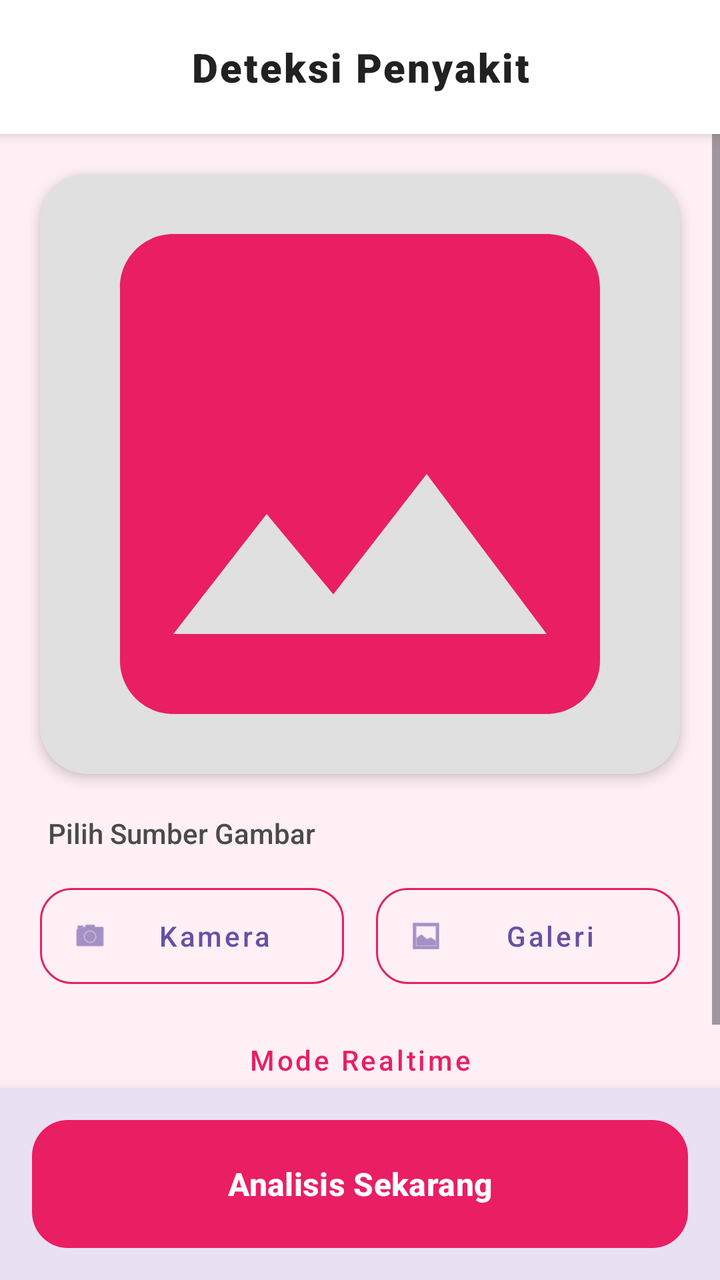
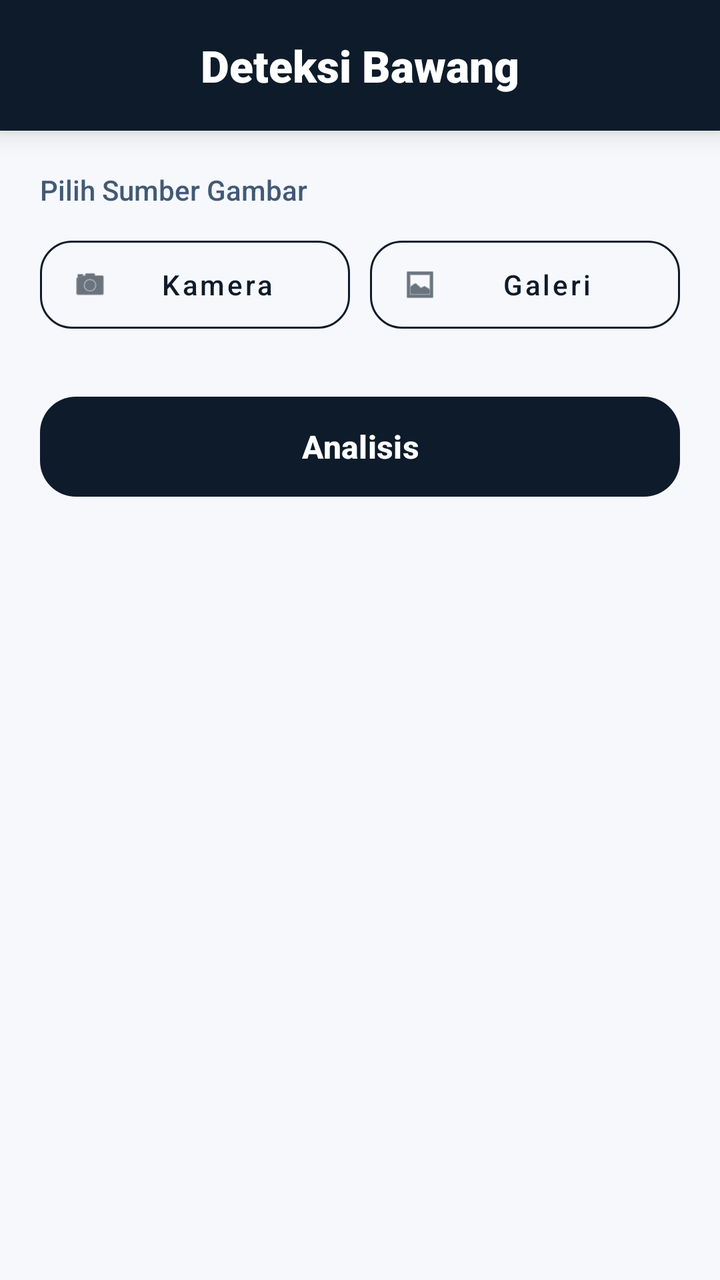

Compare the two renders of this Android layout. The source of the first and the diff that turns it into the second are given below.
<!-- AndroidManifest.xml: application theme Theme.DeteksiBawang -->
<!-- res/layout/fragment_home.xml -->
<?xml version="1.0" encoding="utf-8"?>
<LinearLayout
    xmlns:android="http://schemas.android.com/apk/res/android"
    xmlns:app="http://schemas.android.com/apk/res-auto"
    android:layout_width="match_parent"
    android:layout_height="match_parent"
    android:orientation="vertical"
    android:background="#FFF0F5"> <TextView
    android:layout_width="match_parent"
    android:layout_height="wrap_content"
    android:text="Deteksi Penyakit"
    android:textSize="20sp"
    android:fontFamily="sans-serif-black"
    android:letterSpacing="0.05"
    android:gravity="center"
    android:padding="20dp"
    android:background="#FFFFFF"
    android:elevation="4dp"
    android:textColor="#212121"/>

    <ScrollView
        android:layout_width="match_parent"
        android:layout_height="0dp"
        android:layout_weight="1">

        <LinearLayout
            android:layout_width="match_parent"
            android:layout_height="wrap_content"
            android:orientation="vertical"
            android:paddingBottom="24dp">

            <com.google.android.material.card.MaterialCardView
                android:layout_width="match_parent"
                android:layout_height="300dp"
                android:layout_margin="20dp"
                app:cardCornerRadius="24dp"
                app:cardElevation="4dp"
                app:strokeWidth="0dp">

                <FrameLayout
                    android:layout_width="match_parent"
                    android:layout_height="match_parent"
                    android:background="#E0E0E0">

                    <androidx.camera.view.PreviewView
                        android:id="@+id/cameraPreview"
                        android:layout_width="match_parent"
                        android:layout_height="match_parent"
                        android:visibility="gone"/>

                    <ImageView
                        android:id="@+id/imgPreview"
                        android:layout_width="match_parent"
                        android:layout_height="match_parent"
                        android:scaleType="centerCrop"
                        android:src="@drawable/preview_image"/>
                </FrameLayout>
            </com.google.android.material.card.MaterialCardView>

            <TextView
                android:layout_width="wrap_content"
                android:layout_height="wrap_content"
                android:text="Pilih Sumber Gambar"
                android:layout_marginStart="24dp"
                android:layout_marginBottom="12dp"
                android:textSize="14sp"
                android:textColor="#4A4A4A"
                android:fontFamily="sans-serif-medium"/>

            <LinearLayout
                android:layout_width="match_parent"
                android:layout_height="wrap_content"
                android:orientation="horizontal"
                android:paddingHorizontal="20dp">

                <com.google.android.material.button.MaterialButton
                    android:id="@+id/btnCamera"
                    style="@style/Widget.MaterialComponents.Button.OutlinedButton"
                    android:layout_width="0dp"
                    android:layout_height="60dp"
                    android:layout_weight="1"
                    android:text="Kamera"
                    android:textAllCaps="false"
                    android:layout_marginEnd="8dp"
                    app:cornerRadius="16dp"
                    app:strokeColor="#E91E63"
                    app:rippleColor="#1AE91E63"
                    app:icon="@android:drawable/ic_menu_camera"/>

                <com.google.android.material.button.MaterialButton
                    android:id="@+id/btnGallery"
                    style="@style/Widget.MaterialComponents.Button.OutlinedButton"
                    android:layout_width="0dp"
                    android:layout_height="60dp"
                    android:layout_weight="1"
                    android:text="Galeri"
                    android:textAllCaps="false"
                    android:layout_marginStart="8dp"
                    app:cornerRadius="16dp"
                    app:strokeColor="#E91E63"
                    app:icon="@android:drawable/ic_menu_gallery"/>
            </LinearLayout>

            <com.google.android.material.button.MaterialButton
                android:id="@+id/btnRealtime"
                style="@style/Widget.MaterialComponents.Button.TextButton"
                android:layout_width="match_parent"
                android:layout_height="wrap_content"
                android:text="Mode Realtime"
                android:textAllCaps="false"
                android:textColor="#E91E63"
                android:layout_marginHorizontal="20dp"
                android:layout_marginTop="8dp"
                app:cornerRadius="16dp"/>

        </LinearLayout>
    </ScrollView>

    <com.google.android.material.card.MaterialCardView
        android:layout_width="match_parent"
        android:layout_height="wrap_content"
        app:cardElevation="12dp"
        app:strokeWidth="0dp"
        app:cardCornerRadius="0dp">

        <com.google.android.material.button.MaterialButton
            android:id="@+id/btnAnalisis"
            android:layout_width="match_parent"
            android:layout_height="64dp"
            android:text="Analisis Sekarang"
            android:fontFamily="sans-serif-medium"
            android:textAllCaps="false"
            android:textSize="16sp"
            android:textStyle="bold"
            android:layout_margin="16dp"
            app:cornerRadius="18dp"
            app:backgroundTint="#E91E63"

            android:insetTop="0dp"
            android:insetBottom="0dp"/>
    </com.google.android.material.card.MaterialCardView>

</LinearLayout>
<!-- resources referenced by this layout -->
<resources>
  <!-- drawable preview_image (drawable) -->
  <vector xmlns:android="http://schemas.android.com/apk/res/android" android:height="24dp" android:tint="#E91E63" android:viewportHeight="24" android:viewportWidth="24" android:width="24dp">
        
      <path android:fillColor="@android:color/white" android:pathData="M21,19V5c0,-1.1 -0.9,-2 -2,-2H5c-1.1,0 -2,0.9 -2,2v14c0,1.1 0.9,2 2,2h14c1.1,0 2,-0.9 2,-2zM8.5,13.5l2.5,3.01L14.5,12l4.5,6H5l3.5,-4.5z"/>
      
  </vector>
  <style name="Theme.DeteksiBawang" parent="Base.Theme.DeteksiBawang" />
  <style name="Base.Theme.DeteksiBawang" parent="Theme.Material3.DayNight.NoActionBar">
          
          
      </style>
</resources>

<!-- the commit's change to res/layout/fragment_home.xml (unified diff, before → after) -->
@@ -5,139 +5,113 @@
     android:layout_width="match_parent"
     android:layout_height="match_parent"
     android:orientation="vertical"
-    android:background="#FFF0F5"> <TextView
-    android:layout_width="match_parent"
-    android:layout_height="wrap_content"
-    android:text="Deteksi Penyakit"
-    android:textSize="20sp"
-    android:fontFamily="sans-serif-black"
-    android:letterSpacing="0.05"
-    android:gravity="center"
-    android:padding="20dp"
-    android:background="#FFFFFF"
-    android:elevation="4dp"
-    android:textColor="#212121"/>
+    android:background="#F6F8FC">
 
+    
+    <TextView
+        android:layout_width="match_parent"
+        android:layout_height="wrap_content"
+        android:text="Deteksi Bawang"
+        android:textSize="22sp"
+        android:fontFamily="sans-serif-black"
+        android:gravity="center"
+        android:padding="18dp"
+        android:background="#0D1B2A"
+        android:textColor="#FFFFFF"
+        android:elevation="8dp"/>
+
+    
     <ScrollView
         android:layout_width="match_parent"
-        android:layout_height="0dp"
-        android:layout_weight="1">
+        android:layout_height="match_parent"
+        android:overScrollMode="never">
 
         <LinearLayout
             android:layout_width="match_parent"
             android:layout_height="wrap_content"
             android:orientation="vertical"
-            android:paddingBottom="24dp">
+            android:padding="20dp">
 
-            <com.google.android.material.card.MaterialCardView
-                android:layout_width="match_parent"
-                android:layout_height="300dp"
-                android:layout_margin="20dp"
-                app:cardCornerRadius="24dp"
-                app:cardElevation="4dp"
-                app:strokeWidth="0dp">
-
-                <FrameLayout
-                    android:layout_width="match_parent"
-                    android:layout_height="match_parent"
-                    android:background="#E0E0E0">
-
-                    <androidx.camera.view.PreviewView
-                        android:id="@+id/cameraPreview"
-                        android:layout_width="match_parent"
-                        android:layout_height="match_parent"
-                        android:visibility="gone"/>
-
-                    <ImageView
-                        android:id="@+id/imgPreview"
-                        android:layout_width="match_parent"
-                        android:layout_height="match_parent"
-                        android:scaleType="centerCrop"
-                        android:src="@drawable/preview_image"/>
-                </FrameLayout>
-            </com.google.android.material.card.MaterialCardView>
-
+            
             <TextView
                 android:layout_width="wrap_content"
                 android:layout_height="wrap_content"
                 android:text="Pilih Sumber Gambar"
-                android:layout_marginStart="24dp"
-                android:layout_marginBottom="12dp"
                 android:textSize="14sp"
-                android:textColor="#4A4A4A"
-                android:fontFamily="sans-serif-medium"/>
+                android:textColor="#415A77"
+                android:fontFamily="sans-serif-medium"
+                android:layout_marginBottom="10dp"/>
 
+            
             <LinearLayout
                 android:layout_width="match_parent"
                 android:layout_height="wrap_content"
-                android:orientation="horizontal"
-                android:paddingHorizontal="20dp">
+                android:orientation="horizontal">
 
                 <com.google.android.material.button.MaterialButton
                     android:id="@+id/btnCamera"
                     style="@style/Widget.MaterialComponents.Button.OutlinedButton"
                     android:layout_width="0dp"
-                    android:layout_height="60dp"
+                    android:layout_height="56dp"
                     android:layout_weight="1"
                     android:text="Kamera"
                     android:textAllCaps="false"
-                    android:layout_marginEnd="8dp"
                     app:cornerRadius="16dp"
-                    app:strokeColor="#E91E63"
-                    app:rippleColor="#1AE91E63"
-                    app:icon="@android:drawable/ic_menu_camera"/>
+                    app:strokeColor="#0D1B2A"
+                    app:icon="@android:drawable/ic_menu_camera"
+                    app:iconTint="#0D1B2A"
+                    android:textColor="#0D1B2A"/>
 
                 <com.google.android.material.button.MaterialButton
                     android:id="@+id/btnGallery"
                     style="@style/Widget.MaterialComponents.Button.OutlinedButton"
                     android:layout_width="0dp"
-                    android:layout_height="60dp"
+                    android:layout_height="56dp"
                     android:layout_weight="1"
+                    android:layout_marginStart="10dp"
                     android:text="Galeri"
                     android:textAllCaps="false"
-                    android:layout_marginStart="8dp"
                     app:cornerRadius="16dp"
-                    app:strokeColor="#E91E63"
-                    app:icon="@android:drawable/ic_menu_gallery"/>
+                    app:strokeColor="#0D1B2A"
+                    app:icon="@android:drawable/ic_menu_gallery"
+                    app:iconTint="#0D1B2A"
+                    android:textColor="#0D1B2A"/>
             </LinearLayout>
 
+            
+            <com.google.android.material.card.MaterialCardView
+                android:id="@+id/cardPreview"
+                android:layout_width="match_parent"
+                android:layout_height="300dp"
+                android:layout_marginTop="20dp"
+                android:visibility="gone"
+                app:cardCornerRadius="24dp"
+                app:cardElevation="6dp"
+                app:strokeWidth="2dp"
+                app:strokeColor="#1B263B">
+
+                <ImageView
+                    android:id="@+id/imgPreview"
+                    android:layout_width="match_parent"
+                    android:layout_height="match_parent"
+                    android:scaleType="centerCrop"/>
+            </com.google.android.material.card.MaterialCardView>
+
+
             <com.google.android.material.button.MaterialButton
-                android:id="@+id/btnRealtime"
-                style="@style/Widget.MaterialComponents.Button.TextButton"
+                android:id="@+id/btnAnalisis"
                 android:layout_width="match_parent"
-                android:layout_height="wrap_content"
-                android:text="Mode Realtime"
+                android:layout_height="58dp"
+                android:text="Analisis"
                 android:textAllCaps="false"
-                android:textColor="#E91E63"
-                android:layout_marginHorizontal="20dp"
-                android:layout_marginTop="8dp"
-                app:cornerRadius="16dp"/>
+                android:textSize="16sp"
+                android:textStyle="bold"
+                android:layout_marginTop="24dp"
+                app:cornerRadius="18dp"
+                app:backgroundTint="#0D1B2A"
+                android:textColor="#FFFFFF"/>
 
         </LinearLayout>
     </ScrollView>
 
-    <com.google.android.material.card.MaterialCardView
-        android:layout_width="match_parent"
-        android:layout_height="wrap_content"
-        app:cardElevation="12dp"
-        app:strokeWidth="0dp"
-        app:cardCornerRadius="0dp">
-
-        <com.google.android.material.button.MaterialButton
-            android:id="@+id/btnAnalisis"
-            android:layout_width="match_parent"
-            android:layout_height="64dp"
-            android:text="Analisis Sekarang"
-            android:fontFamily="sans-serif-medium"
-            android:textAllCaps="false"
-            android:textSize="16sp"
-            android:textStyle="bold"
-            android:layout_margin="16dp"
-            app:cornerRadius="18dp"
-            app:backgroundTint="#E91E63"
-
-            android:insetTop="0dp"
-            android:insetBottom="0dp"/>
-    </com.google.android.material.card.MaterialCardView>
-
 </LinearLayout>
<!-- resource entries referenced after the edit -->
@@ -1,11 +1,5 @@
 <!-- resources referenced by this layout -->
 <resources>
-  <!-- drawable preview_image (drawable) -->
-  <vector xmlns:android="http://schemas.android.com/apk/res/android" android:height="24dp" android:tint="#E91E63" android:viewportHeight="24" android:viewportWidth="24" android:width="24dp">
-        
-      <path android:fillColor="@android:color/white" android:pathData="M21,19V5c0,-1.1 -0.9,-2 -2,-2H5c-1.1,0 -2,0.9 -2,2v14c0,1.1 0.9,2 2,2h14c1.1,0 2,-0.9 2,-2zM8.5,13.5l2.5,3.01L14.5,12l4.5,6H5l3.5,-4.5z"/>
-      
-  </vector>
   <style name="Theme.DeteksiBawang" parent="Base.Theme.DeteksiBawang" />
   <style name="Base.Theme.DeteksiBawang" parent="Theme.Material3.DayNight.NoActionBar">
           
